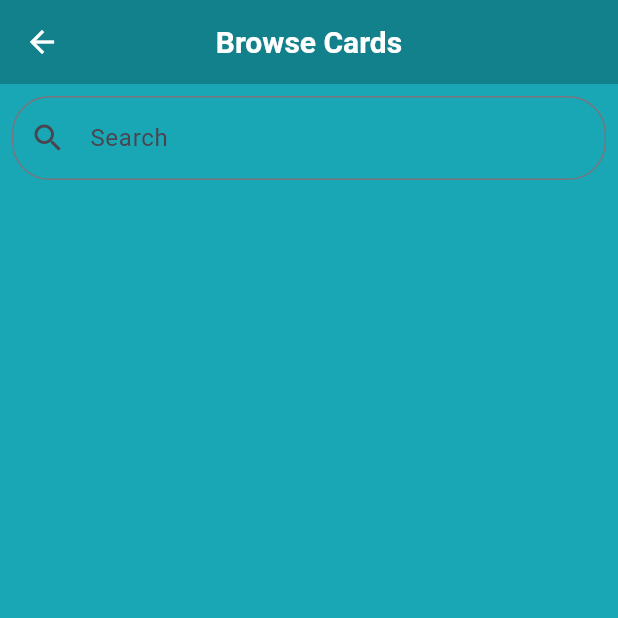
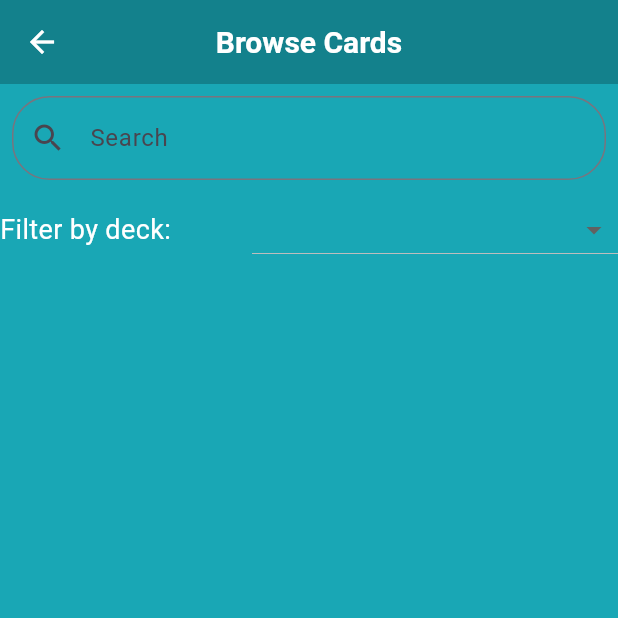
Before and after one commit to SamWylie262/Computer-Science-NEA, a Flutter app: the BrowsePage screen opened directly, on a phone screen of 412 x 824 dp, the top half of it. Run offline on Flutter 3.47's test engine with Material 3 defaults, Android fonts, the light colour scheme and no system bars; missing offline and left inert: flutter_neon.

Commit message:
working subject filter

```diff
--- a/lib/pages/browse_page.dart
+++ b/lib/pages/browse_page.dart
@@ -13,7 +13,9 @@ class BrowsePage extends StatefulWidget {
 
 class _BrowsePageState extends State<BrowsePage> {
   String searchQuery = '';
+  String deckQuery = '';
   String dropdownValue = 'Computing';
+  String dropdownValue2 = ''; // Added default value for dropdown
   final controller1 = TextEditingController();
   final controller2 = TextEditingController();
   @override
@@ -59,6 +61,44 @@ class _BrowsePageState extends State<BrowsePage> {
               ),
             ),
           ),
+          SizedBox(
+            height: 50,
+            child: Row(
+              children: <Widget>[
+                const Text('Filter by deck:'),
+                const Spacer(),
+                ButtonTheme(
+                  alignedDropdown: true,
+                  child: DropdownButton<String>(
+                    value: dropdownValue2,
+                    onChanged: (String? newValue) {
+                      setState(() {
+                        deckQuery = newValue!;
+                        dropdownValue2 = newValue;
+                      });
+                    },
+                    items: <String>[
+                      '',
+                      'Computing',
+                      'English',
+                      'Geography',
+                      'History',
+                      'Maths',
+                      'Science'
+                    ].map<DropdownMenuItem<String>>((String value) {
+                      return DropdownMenuItem<String>(
+                        value: value,
+                        child: SizedBox(
+                          width: 200,
+                          child: Text(value),
+                        ),
+                      );
+                    }).toList(),
+                  ),
+                ),
+              ],
+            ),
+          ),
           Expanded(
             child: FutureBuilder(
               future: getBrowseCards(),
@@ -70,9 +110,12 @@ class _BrowsePageState extends State<BrowsePage> {
                 } else {
                   var filteredData = <List<String>>[];
                   for (var i = 0; i < snapshot.data![0].length; i++) {
-                    if (snapshot.data![0][i].contains(searchQuery) ||
-                        snapshot.data![1][i].contains(searchQuery) ||
-                        snapshot.data![2][i].contains(searchQuery)) {
+                    if (snapshot.data![0][i].contains(searchQuery) &&
+                            snapshot.data![1][i].contains(deckQuery) ||
+                        snapshot.data![1][i].contains(searchQuery) &&
+                            snapshot.data![1][i].contains(deckQuery) ||
+                        snapshot.data![2][i].contains(searchQuery) &&
+                            snapshot.data![1][i].contains(deckQuery)) {
                       filteredData.add([
                         snapshot.data![0][i],
                         snapshot.data![1][i],
```
